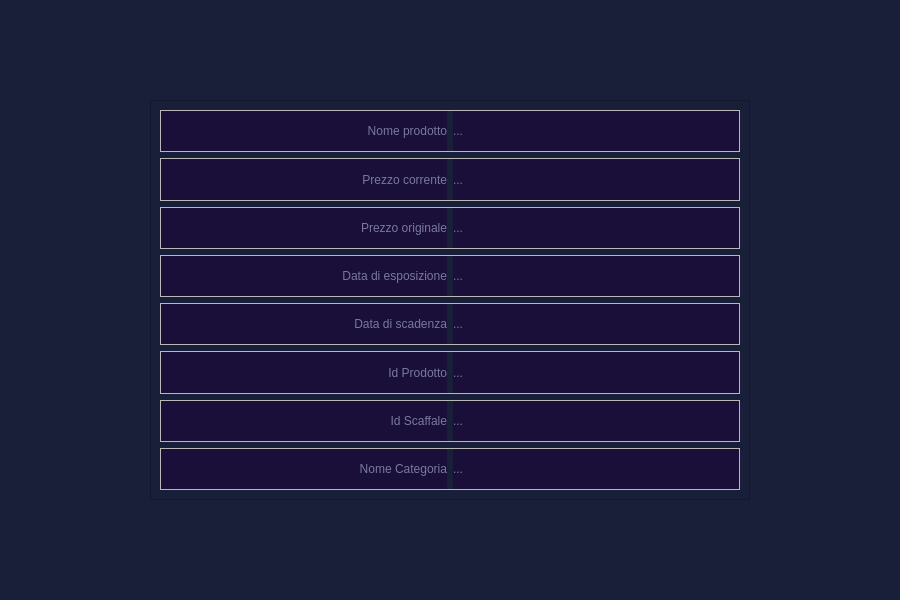
LeonUrsu/NegozioDellUsato-ExamIS, file NegozioDelUsatoPython/MVC/View/AdminButtonsViews/infoProdottoView.ui: the form before one commit.
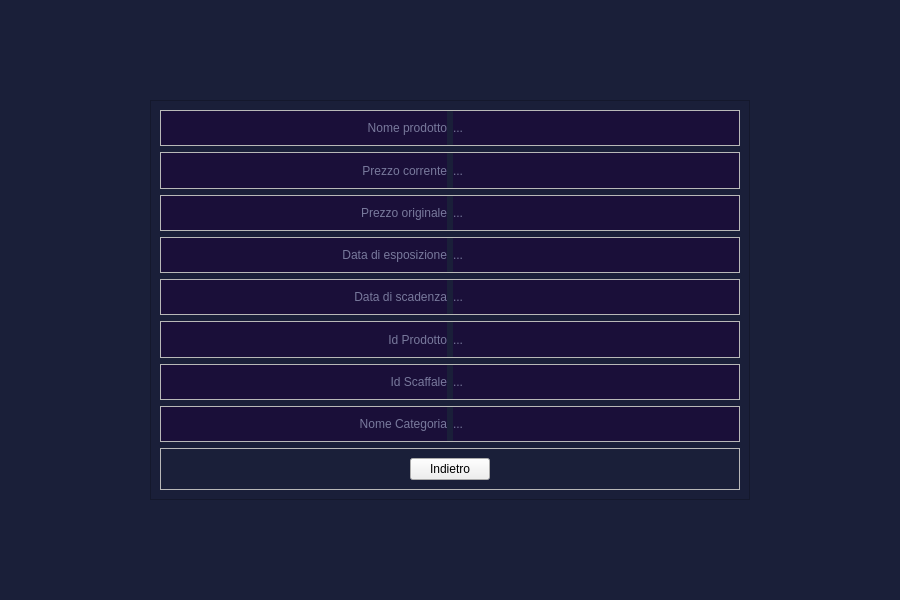
The form after the commit.

Commit message: fatto bottone visualizza per ogni prodotto

Patch:
```diff
--- a/NegozioDelUsatoPython/MVC/View/AdminButtonsViews/infoProdottoView.ui
+++ b/NegozioDelUsatoPython/MVC/View/AdminButtonsViews/infoProdottoView.ui
@@ -22,7 +22,7 @@
 	background-color:#1a0f39;
 }</string>
   </property>
-  <layout class="QHBoxLayout" name="horizontalLayout">
+  <layout class="QHBoxLayout" name="horizontalLayout_10">
    <item>
     <widget class="QFrame" name="frame">
      <property name="maximumSize">
@@ -395,6 +395,31 @@
         </layout>
        </widget>
       </item>
+      <item>
+       <widget class="QFrame" name="frame_2">
+        <property name="frameShape">
+         <enum>QFrame::StyledPanel</enum>
+        </property>
+        <property name="frameShadow">
+         <enum>QFrame::Raised</enum>
+        </property>
+        <layout class="QHBoxLayout" name="horizontalLayout">
+         <item>
+          <widget class="QPushButton" name="indietroBtn">
+           <property name="maximumSize">
+            <size>
+             <width>80</width>
+             <height>30</height>
+            </size>
+           </property>
+           <property name="text">
+            <string>Indietro</string>
+           </property>
+          </widget>
+         </item>
+        </layout>
+       </widget>
+      </item>
      </layout>
     </widget>
    </item>
```
Left out of the diff: 16 changed lines with no effect on the pictures. The commit also changes 73 other files.
